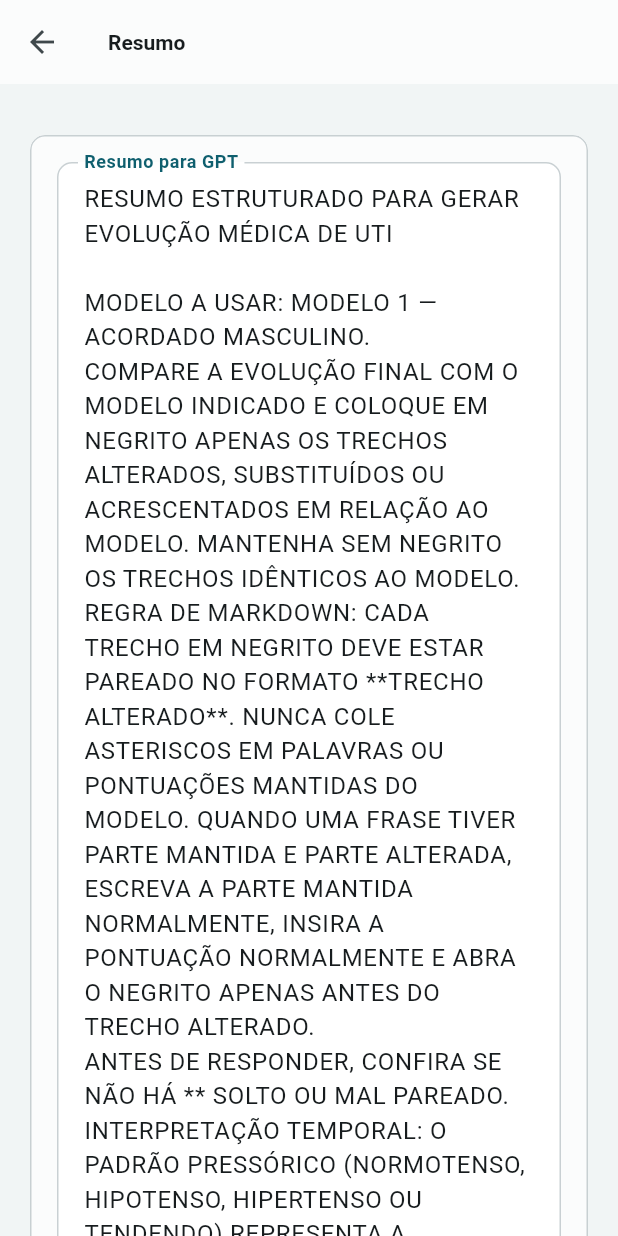
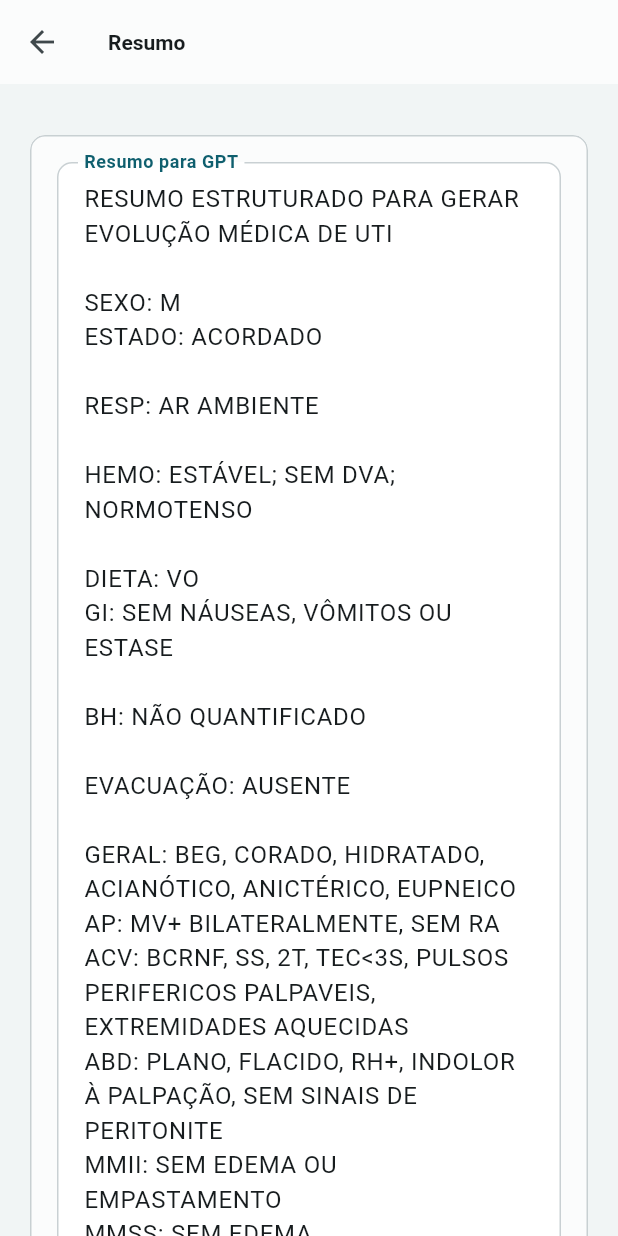
Before and after one commit to AllanSakai/evolucao-uti, a Flutter app: the EvolutionFormScreen screen opened directly, after a tap on "Gerar resumo", on a phone screen of 412 x 824 dp. Run offline on Flutter 3.47's test engine with Material 3 defaults, Android fonts, the phone set to English and light mode, and no system bars; our stand-ins replace shared_preferences, supabase_flutter; accounts and stored records are empty.

Commit message:
Compacta resumo de evolucao

```diff
--- a/lib/models/evolution_data.dart
+++ b/lib/models/evolution_data.dart
@@ -69,6 +69,7 @@ class EvolutionData {
     this.nausea = false,
     this.vomiting = false,
     this.gastricStasis = false,
+    this.gastrointestinalNotes,
     this.hgtMinimum,
     this.hgtMaximum,
     this.diuresisType,
@@ -78,6 +79,7 @@ class EvolutionData {
     this.fluidBalance,
     this.fluidBalancePeriod,
     this.bowelMovement,
+    this.daysSinceLastBowelMovement,
     this.stoolPathologicalProducts,
     this.stoolPathologicalDescription,
     this.generalCondition,
@@ -158,6 +160,8 @@ class EvolutionData {
         gastricStasis: (json['gastrointestinalSymptoms']
                 as Map<String, dynamic>?)?['gastricStasis'] as bool? ??
             false,
+        gastrointestinalNotes: (json['gastrointestinalSymptoms']
+            as Map<String, dynamic>?)?['notes'] as String?,
         hgtMinimum: json['hgtMinimum'] as String?,
         hgtMaximum: json['hgtMaximum'] as String?,
         diuresisType: _enumValue(DiuresisType.values,
@@ -171,6 +175,8 @@ class EvolutionData {
         fluidBalance: json['fluidBalance'] as String?,
         fluidBalancePeriod: json['fluidBalancePeriod'] as String?,
         bowelMovement: _enumValue(BowelMovement.values, json['bowelMovement']),
+        daysSinceLastBowelMovement:
+            json['daysSinceLastBowelMovement'] as String?,
         stoolPathologicalProducts: _enumValue(StoolPathologicalProducts.values,
             json['stoolPathologicalProducts']),
         stoolPathologicalDescription:
@@ -234,6 +240,7 @@ class EvolutionData {
   final bool nausea;
   final bool vomiting;
   final bool gastricStasis;
+  final String? gastrointestinalNotes;
   final String? hgtMinimum;
   final String? hgtMaximum;
   final DiuresisType? diuresisType;
@@ -243,6 +250,7 @@ class EvolutionData {
   final String? fluidBalance;
   final String? fluidBalancePeriod;
   final BowelMovement? bowelMovement;
+  final String? daysSinceLastBowelMovement;
   final StoolPathologicalProducts? stoolPathologicalProducts;
   final String? stoolPathologicalDescription;
   final String? generalCondition;
@@ -299,6 +307,7 @@ class EvolutionData {
           'nausea': nausea,
           'vomiting': vomiting,
           'gastricStasis': gastricStasis,
+          'notes': gastrointestinalNotes,
         },
         'hgtMinimum': hgtMinimum,
         'hgtMaximum': hgtMaximum,
@@ -311,6 +320,7 @@ class EvolutionData {
         'fluidBalance': fluidBalance,
         'fluidBalancePeriod': fluidBalancePeriod,
         'bowelMovement': bowelMovement?.name,
+        'daysSinceLastBowelMovement': daysSinceLastBowelMovement,
         'stoolPathologicalProducts': stoolPathologicalProducts?.name,
         'stoolPathologicalDescription': stoolPathologicalDescription,
         'physicalExam': {
--- a/lib/screens/evolution_form_screen.dart
+++ b/lib/screens/evolution_form_screen.dart
@@ -117,6 +117,7 @@ class _EvolutionFormScreenState extends State<EvolutionFormScreen> {
       'homeOxygenFlow',
       'hgtMin',
       'hgtMax',
+      'giNotes',
       'bic',
       'fr',
       'vt',
@@ -130,6 +131,7 @@ class _EvolutionFormScreenState extends State<EvolutionFormScreen> {
       'rass',
       'neuroDeficit',
       'stoolDescription',
+      'bowelDays',
       'notes',
     ])
       name: TextEditingController(),
@@ -432,6 +434,8 @@ class _EvolutionFormScreenState extends State<EvolutionFormScreen> {
                       onSelected: (v) => _update(() => _stasis = v),
                     ),
                   ]),
+                  _text('giNotes', 'Observações gastrointestinais',
+                      hint: 'Ex.: desconforto abdominal leve...'),
                 ]),
                 FormSection(title: 'Diurese, BH e evacuação', children: [
                   _chips<String>(
@@ -471,6 +475,9 @@ class _EvolutionFormScreenState extends State<EvolutionFormScreen> {
                     },
                     onChanged: (v) => _update(() => _bowel = v),
                   ),
+                  if (_bowel == BowelMovement.ausentes)
+                    _text('bowelDays', 'Dias sem evacuar',
+                        hint: '5', number: true),
                   _chips<StoolPathologicalProducts>(
                     title: 'Produtos patológicos',
                     values: StoolPathologicalProducts.values,
@@ -1484,6 +1491,7 @@ class _EvolutionFormScreenState extends State<EvolutionFormScreen> {
         nausea: _nausea,
         vomiting: _vomiting,
         gastricStasis: _stasis,
+        gastrointestinalNotes: _value('giNotes'),
         hgtMinimum: _value('hgtMin'),
         hgtMaximum: _value('hgtMax'),
         diuresisType: _diuresis,
@@ -1500,6 +1508,8 @@ class _EvolutionFormScreenState extends State<EvolutionFormScreen> {
         fluidBalance: _value('balance'),
         fluidBalancePeriod: _value('balance') == null ? null : _period,
         bowelMovement: _bowel,
+        daysSinceLastBowelMovement:
+            _bowel == BowelMovement.ausentes ? _value('bowelDays') : null,
         stoolPathologicalProducts: _stoolProducts,
         stoolPathologicalDescription:
             _stoolProducts == StoolPathologicalProducts.presentes
@@ -1595,6 +1605,7 @@ class _EvolutionFormScreenState extends State<EvolutionFormScreen> {
       'homeOxygenFlow': data.homeOxygenFlow,
       'hgtMin': data.hgtMinimum,
       'hgtMax': data.hgtMaximum,
+      'giNotes': data.gastrointestinalNotes,
       'bic': data.continuousInfusions,
       'fr': data.respiratoryRate,
       'vt': data.tidalVolume,
@@ -1608,6 +1619,7 @@ class _EvolutionFormScreenState extends State<EvolutionFormScreen> {
       'rass': data.rass,
       'neuroDeficit': data.formState['neuroDeficit'] as String?,
       'stoolDescription': data.stoolPathologicalDescription,
+      'bowelDays': data.daysSinceLastBowelMovement,
       'notes': data.notes,
     };
     for (final entry in values.entries) {
--- a/lib/services/evolution_generator.dart
+++ b/lib/services/evolution_generator.dart
@@ -6,194 +6,266 @@ class EvolutionGenerator {
     final lines = <String>[
       'RESUMO ESTRUTURADO PARA GERAR EVOLUÇÃO MÉDICA DE UTI',
       '',
-      if (_clean(bedLabel) != null) ...[
-        'IDENTIFICAÇÃO DO LEITO: ${_clean(bedLabel)}.',
-        'FORMATAÇÃO OBRIGATÓRIA: A PRIMEIRA LINHA DA RESPOSTA DEVE SER EXATAMENTE "### ${_clean(bedLabel)}". NÃO OMITA NEM ALTERE ESTE CABEÇALHO.',
-        '',
-      ],
-      'MODELO A USAR: ${_referenceModelName(data)}.',
-      'COMPARE A EVOLUÇÃO FINAL COM O MODELO INDICADO E COLOQUE EM NEGRITO APENAS OS TRECHOS ALTERADOS, SUBSTITUÍDOS OU ACRESCENTADOS EM RELAÇÃO AO MODELO. MANTENHA SEM NEGRITO OS TRECHOS IDÊNTICOS AO MODELO.',
-      'REGRA DE MARKDOWN: CADA TRECHO EM NEGRITO DEVE ESTAR PAREADO NO FORMATO **TRECHO ALTERADO**. NUNCA COLE ASTERISCOS EM PALAVRAS OU PONTUAÇÕES MANTIDAS DO MODELO. QUANDO UMA FRASE TIVER PARTE MANTIDA E PARTE ALTERADA, ESCREVA A PARTE MANTIDA NORMALMENTE, INSIRA A PONTUAÇÃO NORMALMENTE E ABRA O NEGRITO APENAS ANTES DO TRECHO ALTERADO.',
-      'ANTES DE RESPONDER, CONFIRA SE NÃO HÁ ** SOLTO OU MAL PAREADO.',
-      'INTERPRETAÇÃO TEMPORAL: O PADRÃO PRESSÓRICO (NORMOTENSO, HIPOTENSO, HIPERTENSO OU TENDENDO) REPRESENTA A TENDÊNCIA OBSERVADA DURANTE O PERÍODO; PA, PAM, FC, TEMPERATURA E SPO2 NUMÉRICAS SÃO MEDIDAS PONTUAIS NO MOMENTO DA AVALIAÇÃO. PRESERVE AS DUAS INFORMAÇÕES, DEIXE ESSA TEMPORALIDADE CLARA NA REDAÇÃO E NÃO AS TRATE COMO CONTRADIÇÃO APENAS PORQUE UM VALOR PONTUAL DIFERE DA TENDÊNCIA DO PERÍODO.',
-      '',
     ];
 
-    void section(String title, List<String> items) {
-      final filtered = items.where((item) => item.trim().isNotEmpty).toList();
-      if (filtered.isEmpty) return;
-      lines
-        ..add(title)
-        ..addAll(filtered.map((item) => '- $item'))
-        ..add('');
+    void line(String label, String? value) {
+      final clean = _clean(value);
+      if (clean != null) lines.add('$label: $clean');
     }
 
-    section('IDENTIFICAÇÃO / CONTEXTO', [
-      'Sexo: ${data.sex == Sex.feminino ? 'feminino' : 'masculino'}.',
-      'Local: ${data.local}.',
-      if (_clean(data.weight) != null) 'Peso: ${_clean(data.weight)} kg.',
-      if (data.neurologicalState != null)
-        'Estado neurológico: ${_neurological(data.neurologicalState!, data.sex == Sex.feminino)}.',
-      if (_clean(data.rass) != null) 'RASS: ${_clean(data.rass)}.',
-    ]);
+    void space() {
+      if (lines.isNotEmpty && lines.last.isNotEmpty) lines.add('');
+    }
 
-    section('DADOS ADICIONAIS COLETADOS / VALIDAÇÕES POSSÍVEIS', [
-      if (_clean(data.meanArterialPressure) != null)
-        'PAM coletada: ${_clean(data.meanArterialPressure)} mmHg.',
-      if (_clean(data.weight) != null)
-        'Peso coletado para cálculo de diurese: ${_clean(data.weight)} kg.',
-      if (_clean(data.rass) != null) 'RASS coletado: ${_clean(data.rass)}.',
-      if (data.ventilatorSynchrony != null &&
-          data.ventilationMode?.toUpperCase() != 'PSV')
-        'Sincronia com ventilador coletada: ${data.ventilatorSynchrony! ? 'sincrônico' : 'assincrônico'}.',
-      if (_clean(data.lowerLimbsExam) != null)
-        'Edema/alterações em MMII coletados: ${_clean(data.lowerLimbsExam)}.',
-      if (_clean(data.upperLimbsExam) != null)
-        'Edema em MMSS coletado: ${_clean(data.upperLimbsExam)}.',
-      if (_clean(data.meanArterialPressure) != null &&
-          data.vasoactiveSupport == VasoactiveSupport.comDva)
-        'Como há DVA e PAM informada, avaliar redação: hemodinamicamente estável às custas de DVA / dependente de DVA mantendo PAM adequada.',
-      if (_clean(data.oxygenSaturation) != null)
-        'SpO2 disponível para avaliar hipoxemia/saturação limítrofe.',
-      if (_clean(data.diuresisVolume) != null &&
-          _clean(data.diuresisPeriod) != null &&
-          _clean(data.weight) != null)
-        'Há dados suficientes para calcular mL/kg/h da diurese.',
-    ]);
+    line('IDENTIFICAÇÃO DO LEITO', bedLabel);
+    line('SEXO', data.sex == Sex.feminino ? 'F' : 'M');
+    if (data.neurologicalState != null) {
+      line('ESTADO',
+          _neurological(data.neurologicalState!, data.sex == Sex.feminino));
+    }
+    line('PESO',
+        _clean(data.weight) == null ? null : '${_clean(data.weight)} KG');
 
-    section('RESPIRATÓRIO / OXIGENAÇÃO / VM', [
-      if (data.ventilatorySupport != null)
-        'Suporte ventilatório: ${_support(data.ventilatorySupport!)}.',
-      if (_clean(data.ventilationMode) != null)
-        'Modo ventilatório: ${_clean(data.ventilationMode)}.',
-      if (_clean(data.respiratoryRate) != null)
-        'FR: ${_clean(data.respiratoryRate)}.',
-      if (_clean(data.tidalVolume) != null)
-        'VT/VC: ${_clean(data.tidalVolume)} mL.',
-      if (_clean(data.controlledPressure) != null)
-        'PC: ${_clean(data.controlledPressure)} cmH2O.',
-      if (_clean(data.pressureSupport) != null)
-        'PS: ${_clean(data.pressureSupport)} cmH2O.',
-      if (_clean(data.fio2) != null) 'FiO2: ${_clean(data.fio2)}%.',
-      if (_clean(data.peep) != null) 'PEEP: ${_clean(data.peep)} cmH2O.',
-      if (_clean(data.oxygenFlow) != null)
-        'Vazão de O2 atual: ${_clean(data.oxygenFlow)} L/min.',
-      if (_clean(data.homeOxygenFlow) != null)
-        'O2 domiciliar: sim, vazão habitual ${_clean(data.homeOxygenFlow)} L/min.',
-      if (_clean(data.oxygenSaturation) != null)
-        'SpO2: ${_clean(data.oxygenSaturation)}%.',
-      if (data.ventilatorSynchrony != null &&
-          data.ventilationMode?.toUpperCase() != 'PSV')
-        'Sincronia com ventilador: ${data.ventilatorSynchrony! ? 'sincrônico' : 'assincrônico'}.',
-    ]);
+    space();
+    line('RESP', _summaryRespiratory(data));
 
-    section('HEMODINÂMICA / DVA', [
-      if (data.hemodynamicState != null)
-        'Hemodinâmica: ${data.hemodynamicState == HemodynamicState.estavel ? 'estável' : 'instável'}.',
-      if (data.bloodPressureState != null)
-        'Tendência pressórica observada durante o período: ${_bloodPressure(data.bloodPressureState!, data.sex == Sex.feminino)}.',
-      if (_clean(data.bloodPressure) != null)
-        'PA pontual no momento da avaliação: ${_clean(data.bloodPressure)} mmHg.',
-      if (_clean(data.meanArterialPressure) != null)
-        'PAM pontual no momento da avaliação: ${_clean(data.meanArterialPressure)} mmHg.',
-      if (_clean(data.heartRate) != null)
-        'FC pontual no momento da avaliação: ${_clean(data.heartRate)} bpm.',
-      if (data.vasoactiveSupport != null)
-        'DVA: ${data.vasoactiveSupport == VasoactiveSupport.comDva ? 'com DVA' : 'sem DVA'}.',
-      if (data.vasoactiveDrugRates.isNotEmpty)
-        'Drogas vasoativas: ${_formatDrugRates(data.vasoactiveDrugRates, vasoactiveDrugOptions)}.',
-      if (_clean(data.vasoactiveDrugs) != null)
-        'Drogas vasoativas livres: ${_clean(data.vasoactiveDrugs)}.',
-    ]);
+    space();
+    line('HEMO', _summaryHemodynamics(data));
+    line('PA PONTUAL', _withOptionalUnit(data.bloodPressure, 'MMHG'));
+    line('PAM PONTUAL', _withOptionalUnit(data.meanArterialPressure, 'MMHG'));
+    line('FC', _withOptionalUnit(data.heartRate, 'BPM'));
+    if (data.vasoactiveDrugRates.isNotEmpty) {
+      line('DVA',
+          _formatDrugRates(data.vasoactiveDrugRates, vasoactiveDrugOptions));
+    } else {
+      line('DVA', data.vasoactiveDrugs);
+    }
+    if (data.sedationDrugRates.isNotEmpty) {
+      line('SEDOANALGESIA',
+          _formatDrugRates(data.sedationDrugRates, sedationDrugOptions));
+    } else {
+      line('SEDOANALGESIA', data.sedoanalgesia);
+    }
+    line('BIC', data.continuousInfusions);
 
-    section('TEMPERATURA', [
-      if (data.temperatureState != null)
-        'Estado termico: ${switch (data.temperatureState!) {
-          TemperatureState.afebril => 'afebril',
-          TemperatureState.subfebril => 'subfebril',
-          TemperatureState.febril => 'febril',
-        }}.',
-      if (_clean(data.measuredTemperature) != null)
-        'Temperatura medida: ${_clean(data.measuredTemperature)} graus Celsius.',
-    ]);
+    space();
+    line('TEMP', _summaryTemperature(data));
 
-    section('DIETA / GASTROINTESTINAL / GLICEMIA', [
-      if (data.dietRoute != null) 'Dieta: ${_diet(data.dietRoute!)}.',
-      if (data.nausea) 'Náuseas: sim.',
-      if (data.vomiting) 'Vômitos: sim.',
-      if (data.gastricStasis) 'Estase: sim.',
-      if (!data.nausea && !data.vomiting && !data.gastricStasis)
-        'Sintomas gastrointestinais marcados: nenhum.',
-      if (_clean(data.hgtMinimum) != null || _clean(data.hgtMaximum) != null)
-        'HGT: ${_range(data.hgtMinimum, data.hgtMaximum)} mg/dL.',
-    ]);
+    space();
+    line(
+        'DIETA', data.dietRoute == null ? null : _summaryDiet(data.dietRoute!));
+    line('GI', _summaryGastrointestinal(data));
+    line('HGT', _summaryHgt(data));
 
-    final mlKgHour = _diuresisMlKgHour(data);
-    section('DIURESE / BALANÇO HÍDRICO', [
-      if (data.diuresisType != null)
-        'Tipo de diurese: ${_diuresis(data.diuresisType!, false)}.',
-      if (_clean(data.diuresisVolume) != null)
-        'Volume de diurese: ${_clean(data.diuresisVolume)} mL.',
-      if (_clean(data.diuresisPeriod) != null)
-        'Período da diurese: últimas ${_clean(data.diuresisPeriod)}.',
-      if (mlKgHour != null)
-        'Diurese calculada: aproximadamente $mlKgHour mL/kg/h.',
-      if (_clean(data.weight) != null)
-        'Peso usado para cálculo: ${_clean(data.weight)} kg.',
-      if (_clean(data.diuresisAppearance) != null)
-        'Aspecto da diurese: ${_clean(data.diuresisAppearance)}.',
-      if (_clean(data.fluidBalance) != null)
-        'Balanço hídrico: ${_clean(data.fluidBalance)} mL no período ${_clean(data.fluidBalancePeriod) ?? 'não informado'}.',
-    ]);
+    space();
+    line('DIURESE', _summaryDiuresis(data));
+    final diuresisPeriod = _clean(data.diuresisPeriod);
+    final balancePeriod = _clean(data.fluidBalancePeriod);
+    if (diuresisPeriod != null &&
+        balancePeriod != null &&
+        diuresisPeriod != balancePeriod) {
+      line('PERÍODO DA DIURESE', diuresisPeriod);
+      line('PERÍODO DO BH', balancePeriod);
+    } else {
+      line('PERÍODO AVALIADO', diuresisPeriod ?? balancePeriod);
+    }
+    line(
+        'BH',
+        _clean(data.fluidBalance) == null
+            ? 'NÃO QUANTIFICADO'
+            : '${_clean(data.fluidBalance)} ML');
 
-    section('EVACUAÇÃO', [
-      if (data.bowelMovement != null)
-        'Evacuação: ${_bowel(data.bowelMovement!)}.',
-      if (data.bowelMovement != BowelMovement.ausentes &&
-          data.stoolPathologicalProducts != null)
-        'Produtos patológicos nas fezes: ${data.stoolPathologicalProducts == StoolPathologicalProducts.presentes ? 'presentes' : 'ausentes'}.',
-      if (_clean(data.stoolPathologicalDescription) != null)
-        'Descrição dos produtos patológicos: ${_clean(data.stoolPathologicalDescription)}.',
-    ]);
+    space();
+    line('EVACUAÇÃO', _summaryBowelMovement(data));
 
-    section('EXAME FÍSICO DIRIGIDO', [
-      if (_clean(data.generalCondition) != null)
-        'Estado geral: ${_clean(data.generalCondition)}.',
-      if (_clean(data.pulmonaryExam) != null)
-        'AP: ${_clean(data.pulmonaryExam)}.',
-      if (_clean(data.cardiovascularExam) != null)
-        'ACV: ${_clean(data.cardiovascularExam)}.',
-      if (_clean(data.abdominalExam) != null)
-        'Abdome: ${_clean(data.abdominalExam)}.',
-      if (_clean(data.lowerLimbsExam) != null)
-        'MMII: ${_clean(data.lowerLimbsExam)}.',
-      if (_clean(data.upperLimbsExam) != null)
-        'MMSS: ${_clean(data.upperLimbsExam)}.',
-      if (_clean(data.neurologicalExam) != null)
-        'Neuro: ${_clean(data.neurologicalExam)}.',
-    ]);
+    space();
+    line('GERAL', data.generalCondition);
+    line('AP', data.pulmonaryExam);
+    line('ACV', data.cardiovascularExam);
+    line('ABD', data.abdominalExam);
+    line('MMII', data.lowerLimbsExam);
+    line('MMSS', data.upperLimbsExam);
+    line(
+        'NEURO',
+        data.neurologicalExam ??
+            (_clean(data.rass) == null ? null : 'RASS ${_clean(data.rass)}'));
 
-    section('SEDOANALGESIA / INFUSÕES', [
-      if (data.sedationDrugRates.isNotEmpty)
-        'Sedação/analgesia: ${_formatDrugRates(data.sedationDrugRates, sedationDrugOptions)}.',
-      if (_clean(data.continuousInfusions) != null)
-        'BIC/infusões contínuas: ${_clean(data.continuousInfusions)}.',
-    ]);
+    space();
+    line('OBS', data.notes);
 
-    section('OBSERVAÇÕES LIVRES', [
-      if (_clean(data.notes) != null) _clean(data.notes)!,
-    ]);
-
-    return lines.join('\n').trim().toUpperCase();
+    while (lines.isNotEmpty && lines.last.isEmpty) {
+      lines.removeLast();
+    }
+    return lines.join('\n').toUpperCase();
   }
 
-  String _referenceModelName(EvolutionData data) {
-    final sedated = data.template == EvolutionTemplate.sedadoIotVm ||
-        data.neurologicalState == NeurologicalState.sedado;
-    if (sedated) return 'MODELO 3 — SEDADO/VM';
-    return data.sex == Sex.feminino
-        ? 'MODELO 2 — ACORDADA FEMININA'
-        : 'MODELO 1 — ACORDADO MASCULINO';
+  String? _summaryRespiratory(EvolutionData data) {
+    final support = data.ventilatorySupport;
+    final values = <String>[];
+    if (support != null) {
+      values.add(switch (support) {
+        VentilatorySupport.arAmbiente => 'AR AMBIENTE',
+        VentilatorySupport.cateterNasal => 'CATETER NASAL',
+        VentilatorySupport.mascara => 'MÁSCARA',
+        VentilatorySupport.vni => 'VNI',
+        VentilatorySupport.iotVm => 'IOT+VM',
+        VentilatorySupport.tqtVm => 'TQT+VM',
+      });
+    }
+    _addSummaryValue(values, 'MODO', data.ventilationMode);
+    _addSummaryValue(values, 'FR', data.respiratoryRate);
+    _addSummaryValue(values, 'VT', data.tidalVolume, unit: 'ML');
+    _addSummaryValue(values, 'FLUXO', data.inspiratoryFlow, unit: 'L/MIN');
+    _addSummaryValue(values, 'PC', data.controlledPressure, unit: 'CMH2O');
+    _addSummaryValue(values, 'TI', data.inspiratoryTime, unit: 'S');
+    _addSummaryValue(values, 'PS', data.pressureSupport, unit: 'CMH2O');
+    _addSummaryValue(values, 'TRIGGER', data.triggerSensitivity);
+    _addSummaryValue(values, 'CICLAGEM', data.cyclingCriterion, unit: '%');
+    _addSummaryValue(values, 'FIO2', data.fio2, unit: '%');
+    _addSummaryValue(values, 'PEEP', data.peep, unit: 'CMH2O');
+    _addSummaryValue(values, 'O2', data.oxygenFlow, unit: 'L/MIN');
+    _addSummaryValue(values, 'O2 DOMICILIAR', data.homeOxygenFlow,
+        unit: 'L/MIN');
+    _addSummaryValue(values, 'SPO2', data.oxygenSaturation, unit: '%');
+    if (data.ventilatorSynchrony != null &&
+        data.ventilationMode?.toUpperCase() != 'PSV') {
+      values.add(data.ventilatorSynchrony! ? 'SINCRÔNICO' : 'ASSINCRÔNICO');
+    }
+    return values.isEmpty ? null : values.join('; ');
+  }
+
+  String? _summaryHemodynamics(EvolutionData data) {
+    final values = <String>[];
+    if (data.hemodynamicState != null) {
+      values.add(data.hemodynamicState == HemodynamicState.estavel
+          ? 'ESTÁVEL'
+          : 'INSTÁVEL');
+    }
+    if (data.vasoactiveSupport != null) {
+      values.add(data.vasoactiveSupport == VasoactiveSupport.semDva
+          ? 'SEM DVA'
+          : 'COM DVA');
+    }
+    if (data.bloodPressureState != null) {
+      values.add(switch (data.bloodPressureState!) {
+        BloodPressureState.normotenso =>
+          data.sex == Sex.feminino ? 'NORMOTENSA' : 'NORMOTENSO',
+        BloodPressureState.hipotenso =>
+          data.sex == Sex.feminino ? 'HIPOTENSA' : 'HIPOTENSO',
+        BloodPressureState.hipertenso =>
+          data.sex == Sex.feminino ? 'HIPERTENSA' : 'HIPERTENSO',
+        BloodPressureState.tendendoHipotensao => 'TENDENDO À HIPOTENSÃO',
+        BloodPressureState.tendendoHipertensao => 'TENDENDO À HIPERTENSÃO',
+      });
+    }
+    return values.isEmpty ? null : values.join('; ');
+  }
+
+  String? _summaryTemperature(EvolutionData data) {
+    final values = <String>[];
+    if (data.temperatureState != null) {
+      values.add(switch (data.temperatureState!) {
+        TemperatureState.afebril => 'AFEBRIL',
+        TemperatureState.subfebril => 'SUBFEBRIL',
+        TemperatureState.febril => 'FEBRIL',
+      });
+    }
+    final measured = _clean(data.measuredTemperature);
+    if (measured != null) values.add('$measured °C');
+    return values.isEmpty ? null : values.join('; ');
+  }
+
+  String _summaryDiet(DietRoute route) => switch (route) {
+        DietRoute.vo => 'VO',
+        DietRoute.sne => 'SNE',
+        DietRoute.sng => 'SNG',
+        DietRoute.npt => 'NPT',
+        DietRoute.zero => 'ZERO',
+      };
+
+  String _summaryGastrointestinal(EvolutionData data) {
+    final values = <String>[];
+    if (data.nausea) values.add('NÁUSEAS');
+    if (data.vomiting) values.add('VÔMITOS');
+    if (data.gastricStasis) values.add('ESTASE');
+    final notes = _clean(data.gastrointestinalNotes);
+    if (notes != null) values.add(notes);
+    return values.isEmpty
+        ? 'SEM NÁUSEAS, VÔMITOS OU ESTASE'
+        : values.join('; ');
+  }
+
+  String? _summaryHgt(EvolutionData data) {
+    final range = _range(data.hgtMinimum, data.hgtMaximum);
+    if (range != null) return '$range MG/DL';
+    return _withOptionalUnit(data.capillaryGlucose, 'MG/DL');
+  }
+
+  String? _summaryDiuresis(EvolutionData data) {
+    if (data.diuresisType == null &&
+        _clean(data.diuresisVolume) == null &&
+        _clean(data.diuresisAppearance) == null) {
+      return null;
+    }
+    final values = <String>[];
+    if (data.diuresisType != null) {
+      values.add(switch (data.diuresisType!) {
+        DiuresisType.espontanea => 'ESPONTÂNEA',
+        DiuresisType.svd => 'SVD',
+        DiuresisType.ausente => 'AUSENTE',
+      });
+    }
+    final volume = _clean(data.diuresisVolume);
+    if (volume != null) {
+      values.add('$volume ML');
+    } else if (data.diuresisType != DiuresisType.ausente) {
+      values.add('NÃO QUANTIFICADA');
+    }
+    final appearance = _clean(data.diuresisAppearance);
+    if (appearance != null) values.add(appearance);
+    return values.join('; ');
+  }
+
+  String? _summaryBowelMovement(EvolutionData data) {
+    if (data.bowelMovement == null) return null;
+    final values = <String>[
+      switch (data.bowelMovement!) {
+        BowelMovement.presentes => 'PRESENTE',
+        BowelMovement.ausentes => 'AUSENTE',
+        BowelMovement.diarreia => 'DIARREIA',
+      }
+    ];
+    final days = _clean(data.daysSinceLastBowelMovement);
+    if (data.bowelMovement == BowelMovement.ausentes && days != null) {
+      values.add('HÁ $days DIAS');
+    }
+    if (data.bowelMovement != BowelMovement.ausentes &&
+        data.stoolPathologicalProducts != null) {
+      values.add(
+          data.stoolPathologicalProducts == StoolPathologicalProducts.presentes
+              ? 'COM PRODUTOS PATOLÓGICOS'
+              : 'SEM PRODUTOS PATOLÓGICOS');
+    }
+    final description = _clean(data.stoolPathologicalDescription);
+    if (description != null) values.add(description);
+    return values.join('; ');
+  }
+
+  String? _withOptionalUnit(String? value, String unit) {
+    final clean = _clean(value);
+    return clean == null ? null : '$clean $unit';
+  }
+
+  void _addSummaryValue(List<String> values, String label, String? value,
+      {String? unit}) {
+    final clean = _clean(value);
+    if (clean == null) return;
+    final suffix = unit == null
+        ? ''
+        : unit == '%'
+            ? '%'
+            : ' $unit';
+    values.add('$label $clean$suffix');
   }
 
   String generate(EvolutionData data) {
@@ -264,6 +336,7 @@ class EvolutionGenerator {
     } else if (standardAwake && data.dietRoute != null) {
       nutrition.add('SEM RELATO DE NAUSEAS OU VOMITOS');
     }
+    _addIf(nutrition, data.gastrointestinalNotes, (v) => v);
     final hgt = _range(data.hgtMinimum, data.hgtMaximum);
     if (hgt != null) nutrition.add('HGT ENTRE $hgt MG/DL');
     _addIf(nutrition, data.capillaryGlucose, (v) => 'HGT $v');
@@ -297,6 +370,9 @@ class EvolutionGenerator {
 
     final bowel = <String>[];
     if (data.bowelMovement != null) bowel.add(_bowel(data.bowelMovement!));
+    if (data.bowelMovement == BowelMovement.ausentes) {
+      _addIf(bowel, data.daysSinceLastBowelMovement, (v) => 'HA $v DIAS');
+    }
     if (data.bowelMovement != BowelMovement.ausentes &&
         data.stoolPathologicalProducts != null) {
       if (data.stoolPathologicalProducts ==
```
Also changed, not shown: 1 other file.
